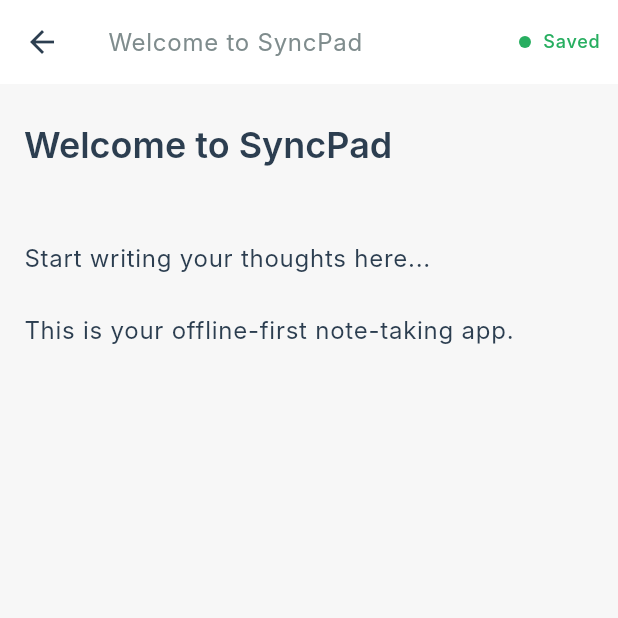
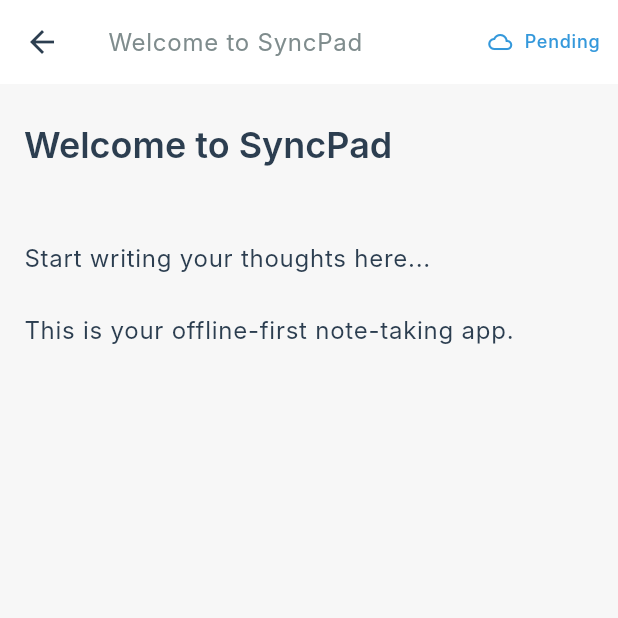
Before and after one commit to geogory-dev/anchornotes, a Flutter app: the screen it shows once a user with an empty profile is signed in, after a tap on "Open Note Editor", on a phone screen of 412 x 824 dp, the top half of it. Run offline on Flutter 3.47's test engine with Material 3 defaults, Android fonts, the phone set to English and light mode, and no system bars; our stand-ins replace cloud_firestore, firebase_auth, firebase_core, google_sign_in, isar; accounts and stored records are empty; generated files the repository leaves out were written again; Roboto replaces fonts that are missing (Inter).

Commit message:
Phase 3 Complete: Cloud Sync & Real-Time Foundation
- Added Cloud Firestore dependency (cloud_firestore ^4.14.0)
- Enhanced Note model with sync metadata (userId, syncStatus, lastSyncedAt)
- Added Firestore conversion methods (toFirestore, fromFirestore)
- Created comprehensive SyncService for bidirectional sync
- Implemented push: local changes to Firestore
- Implemented pull: real-time Firestore listener
- Added Last Write Wins conflict resolution strategy
- Updated NoteEditorScreen with real-time sync status indicators
- Integrated sync initialization in HomeScreen
- Created Firestore setup documentation

Features:
✅ Real-time cloud sync across devices
✅ Offline-first architecture maintained
✅ Background sync (non-blocking)
✅ Visual sync status (cloud_done, cloud_queue, cloud_off)
✅ Automatic conflict resolution
✅ Secure per-user data isolation
✅ Graceful error handling

Sync Flow:
- Local save → Mark pending → Push to Firestore → Mark synced
- Firestore change → Compare timestamps → Last Write Wins → Update local

Documentation:
- FIRESTORE_SETUP.md: Complete Firestore configuration guide
- PHASE3_COMPLETE.md: Phase 3 summary and architecture

```diff
--- a/lib/screens/note_editor_screen.dart
+++ b/lib/screens/note_editor_screen.dart
@@ -2,6 +2,8 @@ import 'dart:async';
 import 'package:flutter/material.dart';
 import '../models/note.dart';
 import '../services/isar_service.dart';
+import '../services/sync_service.dart';
+import '../services/auth_service.dart';
 import '../theme/app_colors.dart';
 
 /// NoteEditorScreen
@@ -21,6 +23,8 @@ class NoteEditorScreen extends StatefulWidget {
 
 class _NoteEditorScreenState extends State<NoteEditorScreen> {
   final IsarService _isarService = IsarService();
+  final SyncService _syncService = SyncService();
+  final AuthService _authService = AuthService();
   final TextEditingController _titleController = TextEditingController();
   final TextEditingController _contentController = TextEditingController();
 
@@ -87,7 +91,7 @@ class _NoteEditorScreenState extends State<NoteEditorScreen> {
     });
   }
 
-  /// Save the note to the database
+  /// Save the note to the database and sync to cloud
   Future<void> _saveNote() async {
     if (_currentNote == null) return;
 
@@ -98,8 +102,11 @@ class _NoteEditorScreenState extends State<NoteEditorScreen> {
         title: _titleController.text,
         content: _contentController.text,
         updatedAt: DateTime.now(),
+        userId: _authService.userId ?? '',
+        syncStatus: 'pending', // Mark as pending sync
       );
 
+      // Save locally first
       await _isarService.updateNote(updatedNote);
 
       setState(() {
@@ -107,7 +114,13 @@ class _NoteEditorScreenState extends State<NoteEditorScreen> {
         _isSaving = false;
       });
 
-      debugPrint('Note saved: ${updatedNote.id}');
+      debugPrint('Note saved locally: ${updatedNote.id}');
+
+      // Sync to cloud in background
+      _syncService.pushNote(updatedNote).catchError((error) {
+        debugPrint('Sync error: $error');
+        // Don't show error to user, will retry later
+      });
     } catch (e) {
       debugPrint('Error saving note: $e');
       setState(() => _isSaving = false);
@@ -213,6 +226,8 @@ class _NoteEditorScreenState extends State<NoteEditorScreen> {
 
   /// Build the sync status indicator
   Widget _buildSyncIndicator() {
+    final syncStatus = _currentNote?.syncStatus ?? 'pending';
+
     if (_isSaving) {
       return Row(
         mainAxisSize: MainAxisSize.min,
@@ -242,23 +257,42 @@ class _NoteEditorScreenState extends State<NoteEditorScreen> {
       );
     }
 
-    // Saved indicator
+    // Show sync status
+    IconData icon;
+    Color color;
+    String text;
+
+    switch (syncStatus) {
+      case 'synced':
+        icon = Icons.cloud_done;
+        color = AppColors.success;
+        text = 'Synced';
+        break;
+      case 'pending':
+        icon = Icons.cloud_queue;
+        color = AppColors.accent;
+        text = 'Pending';
+        break;
+      case 'error':
+        icon = Icons.cloud_off;
+        color = AppColors.error;
+        text = 'Offline';
+        break;
+      default:
+        icon = Icons.cloud_queue;
+        color = AppColors.accent;
+        text = 'Pending';
+    }
+
     return Row(
       mainAxisSize: MainAxisSize.min,
       children: [
-        Container(
-          width: 8,
-          height: 8,
-          decoration: const BoxDecoration(
-            color: AppColors.success,
-            shape: BoxShape.circle,
-          ),
-        ),
+        Icon(icon, size: 16, color: color),
         const SizedBox(width: 8),
         Text(
-          'Saved',
+          text,
           style: Theme.of(context).textTheme.labelMedium?.copyWith(
-            color: AppColors.success,
+            color: color,
           ),
         ),
       ],
--- /dev/null
+++ b/lib/services/sync_service.dart
@@ -0,0 +1,289 @@
+import 'dart:async';
+import 'package:cloud_firestore/cloud_firestore.dart';
+import 'package:flutter/foundation.dart';
+import '../models/note.dart';
+import 'auth_service.dart';
+import 'isar_service.dart';
+
+/// SyncService
+/// Manages bidirectional sync between local Isar database and Cloud Firestore
+/// Implements "Last Write Wins" conflict resolution strategy
+class SyncService {
+  static final SyncService _instance = SyncService._internal();
+  factory SyncService() => _instance;
+  SyncService._internal();
+
+  final FirebaseFirestore _firestore = FirebaseFirestore.instance;
+  final AuthService _authService = AuthService();
+  final IsarService _isarService = IsarService();
+
+  StreamSubscription? _firestoreSubscription;
+  bool _isSyncing = false;
+  String _syncStatus = 'idle'; // 'idle', 'syncing', 'synced', 'error'
+
+  /// Get current sync status
+  String get syncStatus => _syncStatus;
+
+  /// Check if currently syncing
+  bool get isSyncing => _isSyncing;
+
+  // ==================== Initialization ====================
+
+  /// Initialize sync service and start real-time listener
+  Future<void> initialize() async {
+    if (_authService.userId == null) {
+      debugPrint('SyncService: No user logged in, skipping initialization');
+      return;
+    }
+
+    debugPrint('SyncService: Initializing for user ${_authService.userId}');
+
+    // Start listening to Firestore changes
+    _startFirestoreListener();
+
+    // Push any pending local changes
+    await _pushPendingChanges();
+  }
+
+  /// Stop sync service and cleanup
+  Future<void> dispose() async {
+    debugPrint('SyncService: Disposing');
+    await _firestoreSubscription?.cancel();
+    _firestoreSubscription = null;
+  }
+
+  // ==================== Push: Local → Firestore ====================
+
+  /// Push a single note to Firestore
+  Future<void> pushNote(Note note) async {
+    if (_authService.userId == null) {
+      debugPrint('SyncService: Cannot push note, user not logged in');
+      return;
+    }
+
+    try {
+      _setSyncStatus('syncing');
+
+      // Set user ID if not already set
+      if (note.userId.isEmpty) {
+        note.userId = _authService.userId!;
+      }
+
+      // Push to Firestore
+      await _firestore
+          .collection('users')
+          .doc(_authService.userId)
+          .collection('notes')
+          .doc(note.id.toString())
+          .set(note.toFirestore(), SetOptions(merge: true));
+
+      // Update local sync status
+      final updatedNote = note.copyWith(
+        syncStatus: 'synced',
+        lastSyncedAt: DateTime.now(),
+      );
+      await _isarService.updateNote(updatedNote);
+
+      _setSyncStatus('synced');
+      debugPrint('SyncService: Pushed note ${note.id} to Firestore');
+    } catch (e) {
+      _setSyncStatus('error');
+      debugPrint('SyncService: Error pushing note: $e');
+
+      // Mark note as having sync error
+      final errorNote = note.copyWith(syncStatus: 'error');
+      await _isarService.updateNote(errorNote);
+
+      rethrow;
+    }
+  }
+
+  /// Push all pending local changes to Firestore
+  Future<void> _pushPendingChanges() async {
+    if (_authService.userId == null) return;
+
+    try {
+      final allNotes = await _isarService.getAllNotes();
+      final pendingNotes = allNotes.where((note) =>
+        note.syncStatus == 'pending' || note.syncStatus == 'error'
+      ).toList();
+
+      debugPrint('SyncService: Pushing ${pendingNotes.length} pending notes');
+
+      for (final note in pendingNotes) {
+        await pushNote(note);
+      }
+    } catch (e) {
+      debugPrint('SyncService: Error pushing pending changes: $e');
+    }
+  }
+
+  /// Force sync all notes (manual sync)
+  Future<void> syncAll() async {
+    if (_authService.userId == null) {
+      throw 'User not logged in';
+    }
+
+    _setSyncStatus('syncing');
+
+    try {
+      // Push all local notes
+      final allNotes = await _isarService.getAllNotes();
+      for (final note in allNotes) {
+        await pushNote(note);
+      }
+
+      _setSyncStatus('synced');
+      debugPrint('SyncService: Synced all notes');
+    } catch (e) {
+      _setSyncStatus('error');
+      debugPrint('SyncService: Error syncing all notes: $e');
+      rethrow;
+    }
+  }
+
+  // ==================== Pull: Firestore → Local ====================
+
+  /// Start real-time listener for Firestore changes
+  void _startFirestoreListener() {
+    if (_authService.userId == null) return;
+
+    // Cancel existing subscription
+    _firestoreSubscription?.cancel();
+
+    debugPrint('SyncService: Starting Firestore listener');
+
+    _firestoreSubscription = _firestore
+        .collection('users')
+        .doc(_authService.userId)
+        .collection('notes')
+        .snapshots()
+        .listen(
+          _handleFirestoreSnapshot,
+          onError: (error) {
+            debugPrint('SyncService: Firestore listener error: $error');
+            _setSyncStatus('error');
+          },
+        );
+  }
+
+  /// Handle Firestore snapshot changes
+  Future<void> _handleFirestoreSnapshot(QuerySnapshot snapshot) async {
+    debugPrint('SyncService: Received ${snapshot.docs.length} notes from Firestore');
+
+    for (final change in snapshot.docChanges) {
+      try {
+        final data = change.doc.data() as Map<String, dynamic>?;
+        if (data == null) continue;
+
+        final remoteNote = Note.fromFirestore(data);
+
+        switch (change.type) {
+          case DocumentChangeType.added:
+          case DocumentChangeType.modified:
+            await _handleRemoteNoteUpdate(remoteNote);
+            break;
+          case DocumentChangeType.removed:
+            await _handleRemoteNoteDelete(remoteNote);
+            break;
+        }
+      } catch (e) {
+        debugPrint('SyncService: Error handling Firestore change: $e');
+      }
+    }
+
+    _setSyncStatus('synced');
+  }
+
+  /// Handle remote note update (Last Write Wins)
+  Future<void> _handleRemoteNoteUpdate(Note remoteNote) async {
+    final localNote = await _isarService.getNote(remoteNote.id);
+
+    if (localNote == null) {
+      // New note from remote, add to local
+      debugPrint('SyncService: Adding new note ${remoteNote.id} from remote');
+      await _isarService.createNote(remoteNote);
+    } else {
+      // Conflict resolution: Last Write Wins
+      if (remoteNote.updatedAt.isAfter(localNote.updatedAt)) {
+        debugPrint('SyncService: Remote note ${remoteNote.id} is newer, updating local');
+        await _isarService.updateNote(remoteNote);
+      } else {
+        debugPrint('SyncService: Local note ${remoteNote.id} is newer, keeping local');
+        // Local is newer, push to remote
+        await pushNote(localNote);
+      }
+    }
+  }
+
+  /// Handle remote note deletion
+  Future<void> _handleRemoteNoteDelete(Note remoteNote) async {
+    debugPrint('SyncService: Deleting note ${remoteNote.id} from local');
+    await _isarService.deleteNote(remoteNote.id);
+  }
+
+  // ==================== Delete with Sync ====================
+
+  /// Delete note from both local and Firestore
+  Future<void> deleteNote(int noteId) async {
+    if (_authService.userId == null) {
+      throw 'User not logged in';
+    }
+
+    try {
+      // Delete from Firestore
+      await _firestore
+          .collection('users')
+          .doc(_authService.userId)
+          .collection('notes')
+          .doc(noteId.toString())
+          .delete();
+
+      // Delete from local
+      await _isarService.deleteNote(noteId);
+
+      debugPrint('SyncService: Deleted note $noteId');
+    } catch (e) {
+      debugPrint('SyncService: Error deleting note: $e');
+      rethrow;
+    }
+  }
+
+  // ==================== Utility Methods ====================
+
+  /// Set sync status and notify listeners
+  void _setSyncStatus(String status) {
+    _syncStatus = status;
+    _isSyncing = status == 'syncing';
+    debugPrint('SyncService: Status changed to $status');
+  }
+
+  /// Get sync status icon based on current state
+  String getSyncStatusIcon() {
+    switch (_syncStatus) {
+      case 'syncing':
+        return 'sync';
+      case 'synced':
+        return 'cloud_done';
+      case 'error':
+        return 'cloud_off';
+      default:
+        return 'cloud_queue';
+    }
+  }
+
+  /// Check if device is online (simplified)
+  Future<bool> isOnline() async {
+    try {
+      // Try to access Firestore
+      await _firestore
+          .collection('_health_check')
+          .doc('test')
+          .get()
+          .timeout(const Duration(seconds: 3));
+      return true;
+    } catch (e) {
+      return false;
+    }
+  }
+}
--- a/pubspec.yaml
+++ b/pubspec.yaml
@@ -46,6 +46,7 @@ dependencies:
   firebase_core: ^2.24.2
   firebase_auth: ^4.16.0
   google_sign_in: ^6.2.1
+  cloud_firestore: ^4.14.0
 
 dev_dependencies:
   flutter_test:
```
Also changed, not shown: lib/models/note.dart (+42 -1 lines), lib/screens/home_screen.dart (+24 -3 lines), lib/models/note.g.dart, pubspec.lock, 2 other files.
